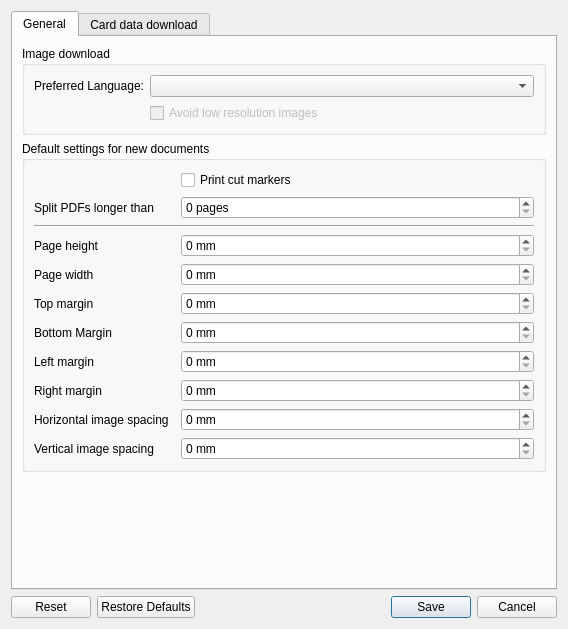
This is mtg_proxy_printer/resources/ui/settings_window.ui in luziferius/MTGProxyPrinter as Qt 5 draws it before an edit. The edited form follows.
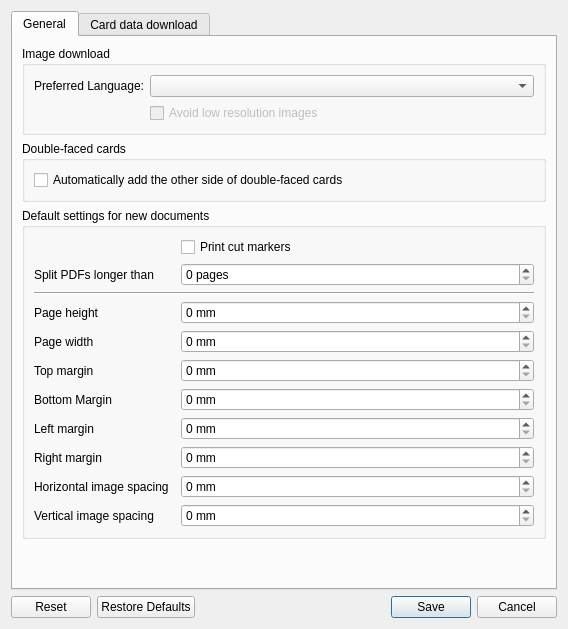
This is the edited form.

Commit message:
Wired up the Settings GUI. Added a new checkbox to enable/disable the automatic addition of opposing faces. Load the state from the settings and save it when the user saves.
FossilOrigin-Name: 25ba3d095797f492b5460f95cf00b3203cbb584e3a687a480f45063df4fe58a6

```diff
--- a/mtg_proxy_printer/resources/ui/settings_window.ui
+++ b/mtg_proxy_printer/resources/ui/settings_window.ui
@@ -69,6 +69,27 @@
          </layout>
         </widget>
        </item>
+       <item>
+        <widget class="QGroupBox" name="double_faced_cards_group_box">
+         <property name="title">
+          <string>Double-faced cards</string>
+         </property>
+         <layout class="QVBoxLayout" name="verticalLayout_5">
+          <item>
+           <widget class="QCheckBox" name="automatically_add_opposing_faces">
+            <property name="toolTip">
+             <string>When adding double-faced cards, automatically add the same number of copies of the other side.
+Uses the appropriate, matching other card side.
+Uncheck to disable this automatism.</string>
+            </property>
+            <property name="text">
+             <string>Automatically add the other side of double-faced cards</string>
+            </property>
+           </widget>
+          </item>
+         </layout>
+        </widget>
+       </item>
        <item>
         <widget class="QGroupBox" name="page_configuration_group_box">
          <property name="title">
```
The commit also changes 1 other file.
